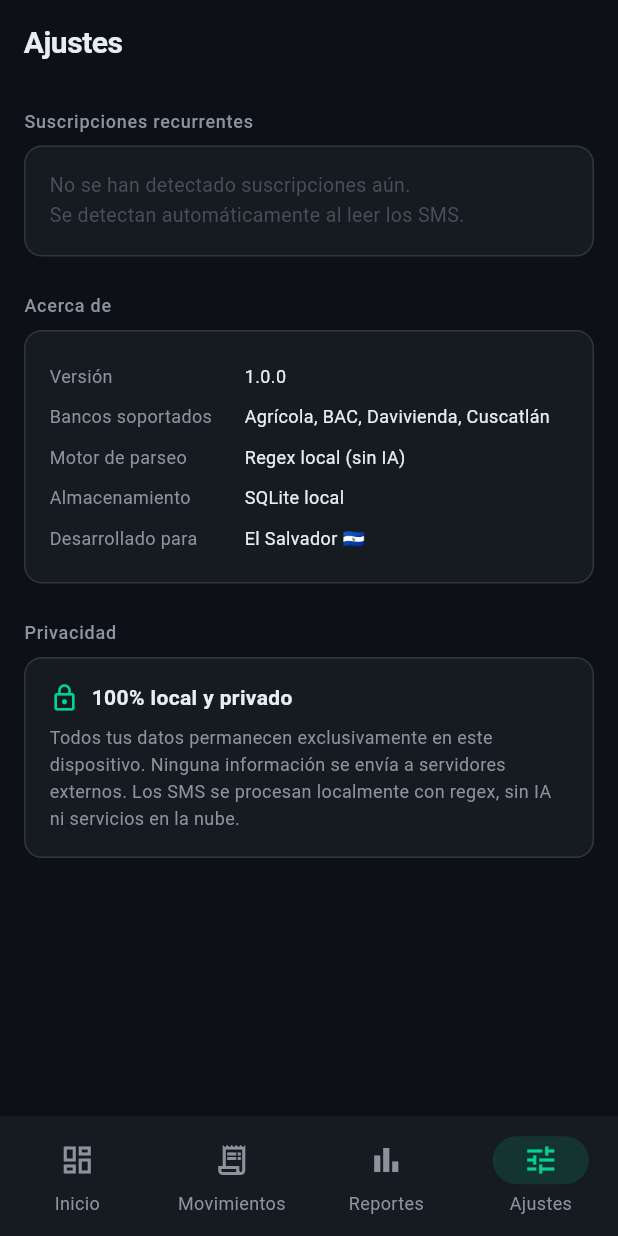
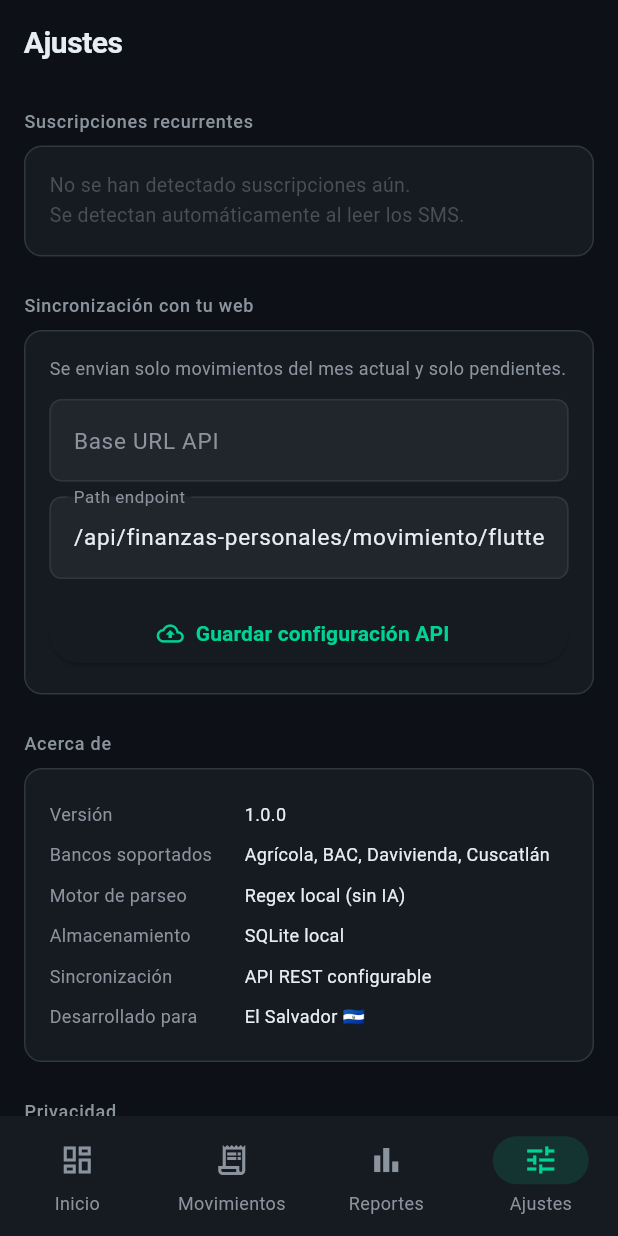
Before and after one commit to DerasChris/fintrack, a Flutter app: the screen it shows after launch, item 4 of the bottom bar chosen, on a phone screen of 412 x 824 dp. Run offline on Flutter 3.47's test engine with Material 3 defaults, Android fonts, the phone set to English and light mode, and no system bars; our stand-ins replace fl_chart, pdf, permission_handler, printing, shared_preferences, sqflite; missing offline and left inert: flutter_sms_inbox; accounts and stored records are empty.

```diff
--- a/lib/data/repositories/sms_repository.dart
+++ b/lib/data/repositories/sms_repository.dart
@@ -57,10 +57,16 @@ class SmsRepository {
         (b.date ?? DateTime(0)).compareTo(a.date ?? DateTime(0)));
 
     final List<Transaction> results = [];
+    final now = DateTime.now();
 
     for (final sms in smsList) {
       final body = sms.body;
       if (body == null || body.isEmpty) continue;
+
+      final smsDate = sms.date;
+      if (smsDate == null || smsDate.year != now.year || smsDate.month != now.month) {
+        continue;
+      }
 
       // Verificar que parezca bancario antes de parsear
       if (!_looksLikeBankSms(body)) continue;
--- a/lib/features/dashboard/providers/dashboard_provider.dart
+++ b/lib/features/dashboard/providers/dashboard_provider.dart
@@ -5,16 +5,20 @@ import '../../../data/models/transaction.dart';
 import '../../../data/models/subscription.dart';
 import '../../../data/repositories/transaction_repository.dart';
 import '../../../data/repositories/sms_repository.dart';
+import '../../../data/repositories/api_sync_repository.dart';
 
 class DashboardProvider extends ChangeNotifier {
   final TransactionRepository _txRepo;
   final SmsRepository _smsRepo;
+  final ApiSyncRepository _apiRepo;
 
   DashboardProvider({
     required TransactionRepository txRepo,
     required SmsRepository smsRepo,
+    required ApiSyncRepository apiRepo,
   })  : _txRepo = txRepo,
-        _smsRepo = smsRepo;
+        _smsRepo = smsRepo,
+        _apiRepo = apiRepo;
 
   // ─── Estado ───
   List<Transaction> _recentTransactions = [];
@@ -26,6 +30,7 @@ class DashboardProvider extends ChangeNotifier {
   bool _isLoading = false;
   bool _isScanning = false;
   String? _error;
+  String? _lastSyncInfo;
   bool _hasPermission = false;
   bool _isPermPermanentlyDenied = false;
 
@@ -40,6 +45,7 @@ class DashboardProvider extends ChangeNotifier {
   bool   get isLoading   => _isLoading;
   bool   get isScanning  => _isScanning;
   String? get error      => _error;
+  String? get lastSyncInfo => _lastSyncInfo;
   bool   get hasPermission => _hasPermission;
   bool   get isPermPermanentlyDenied => _isPermPermanentlyDenied;
   DateTime get selectedMonth => _selectedMonth;
@@ -58,6 +64,7 @@ class DashboardProvider extends ChangeNotifier {
       if (_hasPermission) {
         try {
           await _smsRepo.scanInbox();
+          await _syncUnsyncedCurrentMonth();
         } catch (_) {}
       }
       await _loadData();
@@ -107,10 +114,15 @@ class DashboardProvider extends ChangeNotifier {
   Future<int> scanSms() async {
     _isScanning = true;
     _error = null;
+    _lastSyncInfo = null;
     notifyListeners();
 
     try {
       final newTx = await _smsRepo.scanInbox();
+      final synced = await _syncUnsyncedCurrentMonth();
+      _lastSyncInfo = synced > 0
+          ? 'Sincronizados $synced movimientos a la API'
+          : 'Sin movimientos pendientes por sincronizar';
       await _loadData();
       return newTx.length;
     } catch (e) {
@@ -120,6 +132,32 @@ class DashboardProvider extends ChangeNotifier {
       _isScanning = false;
       notifyListeners();
     }
+  }
+
+  Future<int> _syncUnsyncedCurrentMonth() async {
+    final hasConfig = await _apiRepo.hasConfig();
+    if (!hasConfig) {
+      _lastSyncInfo = 'Configura la API en Ajustes para sincronizar';
+      return 0;
+    }
+
+    final now = DateTime.now();
+    final unsynced = await _txRepo.getUnsyncedTransactionsByMonth(now.year, now.month);
+    if (unsynced.isEmpty) return 0;
+
+    var syncedCount = 0;
+    for (final tx in unsynced) {
+      try {
+        final ok = await _apiRepo.sendTransaction(tx);
+        if (!ok) continue;
+        await _txRepo.markTransactionAsSynced(tx.id);
+        syncedCount++;
+      } catch (_) {
+        // Si falla la API, se mantiene pendiente para reintento.
+      }
+    }
+
+    return syncedCount;
   }
 
   /// Cambiar mes visualizado
--- a/lib/features/settings/screens/settings_screen.dart
+++ b/lib/features/settings/screens/settings_screen.dart
@@ -5,6 +5,7 @@ import 'package:intl/intl.dart';
 import '../../../core/theme/app_theme.dart';
 import '../../../data/models/subscription.dart';
 import '../../../data/models/transaction.dart' hide Category;
+import '../../../data/repositories/api_sync_repository.dart';
 import '../../../data/repositories/transaction_repository.dart';
 
 class SettingsScreen extends StatefulWidget {
@@ -16,17 +17,36 @@ class SettingsScreen extends StatefulWidget {
 
 class _SettingsScreenState extends State<SettingsScreen> {
   final _repo = TransactionRepository();
+  final _apiRepo = ApiSyncRepository();
+  final _baseUrlCtrl = TextEditingController();
+  final _endpointCtrl = TextEditingController();
   List<Subscription> _subscriptions = [];
+  bool _savingApiConfig = false;
 
   @override
   void initState() {
     super.initState();
     _loadSubscriptions();
+    _loadApiConfig();
+  }
+
+  @override
+  void dispose() {
+    _baseUrlCtrl.dispose();
+    _endpointCtrl.dispose();
+    super.dispose();
   }
 
   Future<void> _loadSubscriptions() async {
     final subs = await _repo.getActiveSubscriptions();
     setState(() => _subscriptions = subs);
+  }
+
+  Future<void> _loadApiConfig() async {
+    final config = await _apiRepo.loadConfig();
+    _baseUrlCtrl.text = config['baseUrl'] ?? '';
+    _endpointCtrl.text = config['endpointPath'] ?? '/api/movimientos';
+    if (mounted) setState(() {});
   }
 
   @override
@@ -44,6 +64,13 @@ class _SettingsScreenState extends State<SettingsScreen> {
             _emptyCard('No se han detectado suscripciones aún.\nSe detectan automáticamente al leer los SMS.')
           else
             ..._subscriptions.map((sub) => _subscriptionCard(sub)),
+
+          const SizedBox(height: 24),
+
+          // Sincronización API
+          _sectionTitle('Sincronización con tu web'),
+          const SizedBox(height: 8),
+          _apiConfigCard(),
 
           const SizedBox(height: 24),
 
@@ -80,9 +107,9 @@ class _SettingsScreenState extends State<SettingsScreen> {
                 ),
                 const SizedBox(height: 8),
                 const Text(
-                  'Todos tus datos permanecen exclusivamente en este dispositivo. '
-                  'Ninguna información se envía a servidores externos. '
-                  'Los SMS se procesan localmente con regex, sin IA ni servicios en la nube.',
+                  'Los SMS se procesan localmente con regex, sin IA. '
+                  'Solo se envian movimientos a tu API cuando configuras la sincronización. '
+                  'La app no usa servicios de terceros.',
                   style: TextStyle(color: AppColors.textSecondary, fontSize: 12, height: 1.5),
                 ),
               ],
@@ -205,7 +232,61 @@ class _SettingsScreenState extends State<SettingsScreen> {
           _infoRow('Bancos soportados', 'Agrícola, BAC, Davivienda, Cuscatlán'),
           _infoRow('Motor de parseo', 'Regex local (sin IA)'),
           _infoRow('Almacenamiento', 'SQLite local'),
+          _infoRow('Sincronización', 'API REST configurable'),
           _infoRow('Desarrollado para', 'El Salvador 🇸🇻'),
+        ],
+      ),
+    );
+  }
+
+  Widget _apiConfigCard() {
+    return Container(
+      padding: const EdgeInsets.all(16),
+      decoration: BoxDecoration(
+        color: AppColors.surface,
+        borderRadius: BorderRadius.circular(12),
+        border: Border.all(color: AppColors.border),
+      ),
+      child: Column(
+        crossAxisAlignment: CrossAxisAlignment.start,
+        children: [
+          const Text(
+            'Se envian solo movimientos del mes actual y solo pendientes.',
+            style: TextStyle(color: AppColors.textSecondary, fontSize: 12),
+          ),
+          const SizedBox(height: 12),
+          TextField(
+            controller: _baseUrlCtrl,
+            style: const TextStyle(color: AppColors.textPrimary),
+            decoration: const InputDecoration(
+              labelText: 'Base URL API',
+              hintText: 'https://tu-dominio.com',
+            ),
+          ),
+          const SizedBox(height: 10),
+          TextField(
+            controller: _endpointCtrl,
+            style: const TextStyle(color: AppColors.textPrimary),
+            decoration: const InputDecoration(
+              labelText: 'Path endpoint',
+              hintText: '/api/movimientos',
+            ),
+          ),
+          const SizedBox(height: 12),
+          SizedBox(
+            width: double.infinity,
+            child: ElevatedButton.icon(
+              onPressed: _savingApiConfig ? null : _saveApiConfig,
+              icon: _savingApiConfig
+                  ? const SizedBox(
+                      width: 16,
+                      height: 16,
+                      child: CircularProgressIndicator(strokeWidth: 2),
+                    )
+                  : const Icon(Icons.cloud_upload_outlined),
+              label: Text(_savingApiConfig ? 'Guardando...' : 'Guardar configuración API'),
+            ),
+          ),
         ],
       ),
     );
@@ -258,4 +339,35 @@ class _SettingsScreenState extends State<SettingsScreen> {
       _loadSubscriptions();
     }
   }
+
+  Future<void> _saveApiConfig() async {
+    final baseUrl = _baseUrlCtrl.text.trim();
+    final endpointPath = _endpointCtrl.text.trim();
+
+    if (baseUrl.isEmpty) {
+      if (!mounted) return;
+      ScaffoldMessenger.of(context).showSnackBar(
+        const SnackBar(
+          content: Text('Completa Base URL'),
+          backgroundColor: AppColors.warning,
+        ),
+      );
+      return;
+    }
+
+    setState(() => _savingApiConfig = true);
+    await _apiRepo.saveConfig(
+      baseUrl: baseUrl,
+      endpointPath: endpointPath,
+    );
+    if (!mounted) return;
+
+    setState(() => _savingApiConfig = false);
+    ScaffoldMessenger.of(context).showSnackBar(
+      const SnackBar(
+        content: Text('Configuración API guardada'),
+        backgroundColor: AppColors.primary,
+      ),
+    );
+  }
 }
--- a/lib/main.dart
+++ b/lib/main.dart
@@ -8,6 +8,7 @@ import 'package:intl/date_symbol_data_local.dart';
 import 'core/theme/app_theme.dart';
 import 'data/repositories/transaction_repository.dart';
 import 'data/repositories/sms_repository.dart';
+import 'data/repositories/api_sync_repository.dart';
 import 'features/dashboard/providers/dashboard_provider.dart';
 import 'features/dashboard/screens/dashboard_screen.dart';
 import 'features/transactions/screens/transactions_screen.dart';
@@ -47,11 +48,12 @@ class FinTrackApp extends StatelessWidget {
     // Repositorios singleton
     final txRepo = TransactionRepository();
     final smsRepo = SmsRepository(txRepo);
+    final apiRepo = ApiSyncRepository();
 
     return MultiProvider(
       providers: [
         ChangeNotifierProvider(
-          create: (_) => DashboardProvider(txRepo: txRepo, smsRepo: smsRepo),
+          create: (_) => DashboardProvider(txRepo: txRepo, smsRepo: smsRepo, apiRepo: apiRepo),
         ),
       ],
       child: MaterialApp(
--- a/pubspec.yaml
+++ b/pubspec.yaml
@@ -32,6 +32,7 @@ dependencies:
   intl: ^0.19.0
   shared_preferences: ^2.3.2
   uuid: ^4.4.2
+  http: ^1.2.2
 
   cupertino_icons: ^1.0.8
 
```
Also changed, not shown: lib/data/repositories/api_sync_repository.dart (added, +87 -0 lines), lib/data/repositories/transaction_repository.dart (+49 -1 lines), lib/features/dashboard/screens/dashboard_screen.dart (+10 -0 lines), pubspec.lock, 2 other files.
